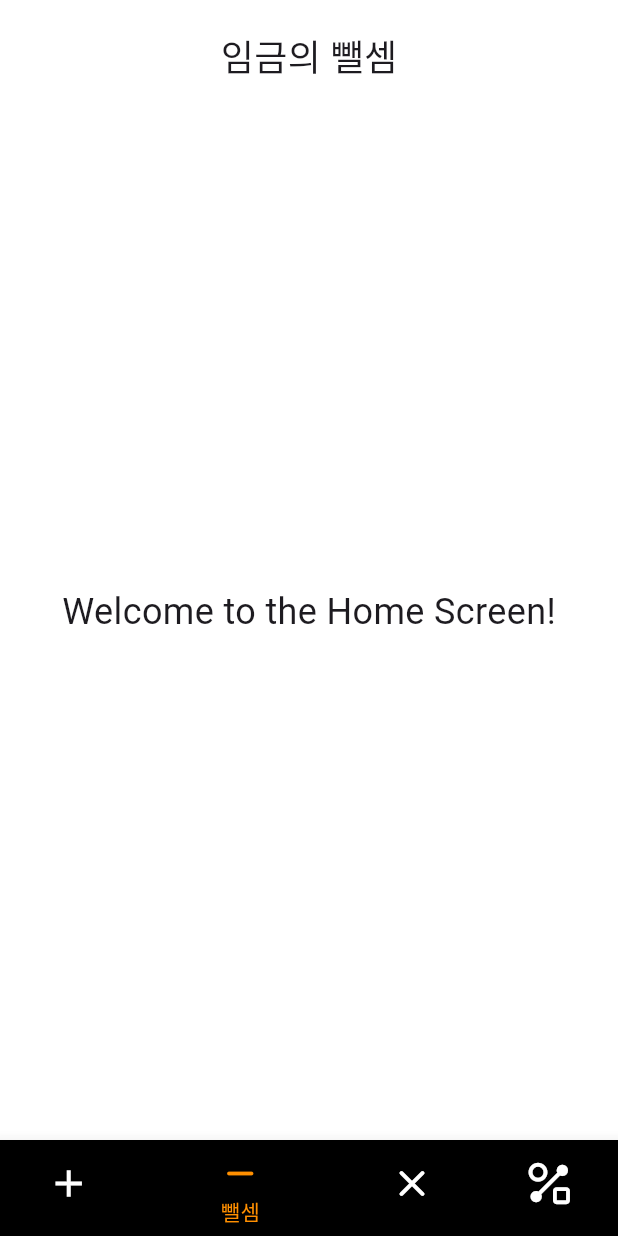
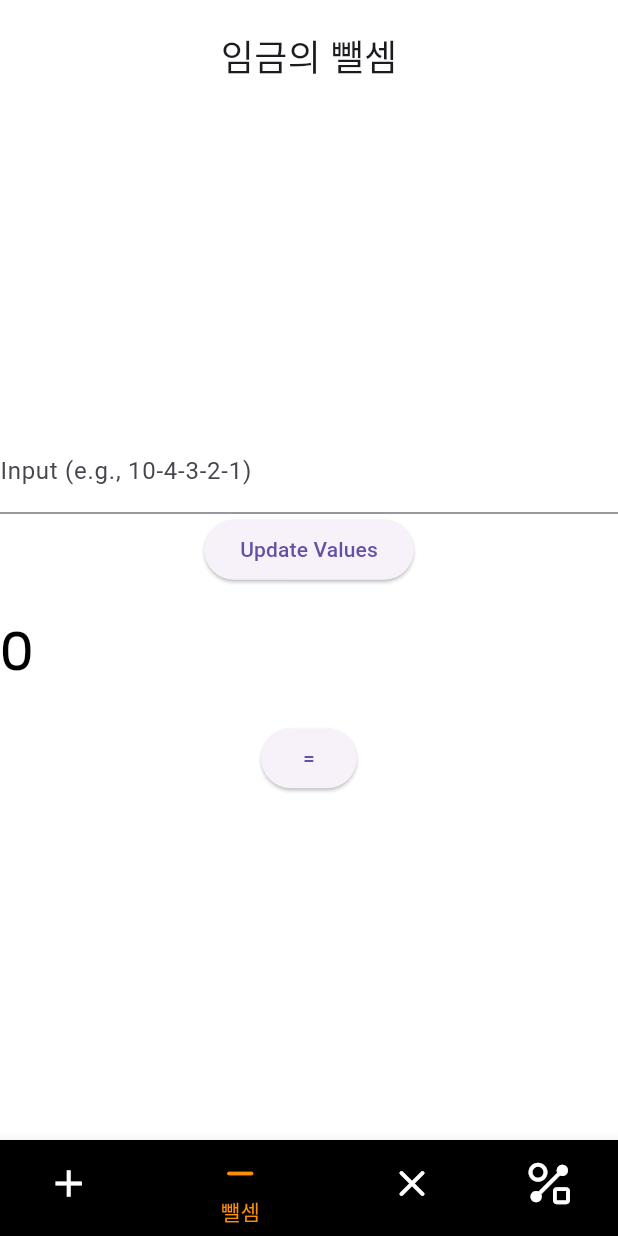
Before and after one commit to FlutterCalculat/Flutter, a Flutter app: the screen it shows after launch, item 2 of the bottom bar chosen, on a phone screen of 412 x 824 dp. Run offline on Flutter 3.47's test engine with Material 3 defaults, Android fonts, the phone set to English and light mode, and no system bars.

Commit message:
add subtraction function
feat: add subtraction functionality

```diff
--- /dev/null
+++ b/lib/subtraction/feature/substract_animator.dart
@@ -0,0 +1,163 @@
+import 'package:flutter/material.dart';
+
+class SubtractAnimator extends StatefulWidget {
+  const SubtractAnimator({super.key});
+
+  @override
+  _SubtractAnimatorState createState() => _SubtractAnimatorState();
+}
+
+class _SubtractAnimatorState extends State<SubtractAnimator>
+    with SingleTickerProviderStateMixin {
+  late AnimationController _controller;  // 애니메이션 컨트롤러
+  late Animation<double> _fadeAnimation;  // 페이드 애니메이션
+
+  List<int> numbers = [];  // 뺄셈에 사용할 숫자 리스트
+  List<String> formula = [];  // 수식 리스트
+  int currentResult = 0;  // 현재 계산 결과
+  int currentIndex = 0;  // 현재 애니메이션 인덱스
+  bool isAnimating = false;  // 애니메이션 진행 중인지 여부
+  bool isCompleted = false;  // 애니메이션이 완료되었는지 여부
+  final TextEditingController _inputController = TextEditingController();  // 입력 필드 컨트롤러
+
+  @override
+  void initState() {
+    super.initState();
+    _controller = AnimationController(
+      vsync: this,
+      duration: const Duration(seconds: 1),  // 애니메이션 지속 시간 설정
+    );
+    _fadeAnimation = CurvedAnimation(parent: _controller, curve: Curves.easeInOut);  // 부드러운 애니메이션 커브 설정
+  }
+
+  // 입력값을 업데이트하는 함수
+  void updateValues() {
+    setState(() {
+      final input = _inputController.text.trim();  // 입력값 가져오기
+      final values = input.split('-').map((e) => int.tryParse(e.trim()) ?? 0).toList();  // "-"를 기준으로 숫자 분리
+      if (values.isNotEmpty) {
+        currentResult = values.first;  // 첫 번째 값은 결과로 설정
+        numbers = values.sublist(1);  // 첫 번째 값을 제외한 나머지는 뺄셈 숫자로 설정
+        formula = ['${values.first}'] + values.sublist(1).map((e) => '-$e').toList();  // 수식 리스트 생성
+        currentIndex = 0;  // 인덱스 초기화
+        isCompleted = false;  // 애니메이션 완료 상태 초기화
+      }
+    });
+  }
+
+  // 애니메이션을 시작하는 함수
+  void startAnimation() {
+    if (currentIndex >= numbers.length) return;  // 모든 숫자가 처리되었으면 종료
+
+    setState(() {
+      isAnimating = true;  // 애니메이션 진행 중 상태 설정
+    });
+
+    // 애니메이션 실행 후 처리
+    _controller.forward(from: 0).then((_) {
+      setState(() {
+        currentResult -= numbers[currentIndex];  // 현재 숫자를 결과에서 빼기
+        formula.removeAt(currentIndex + 1);  // 수식에서 현재 숫자 제거
+        numbers.removeAt(currentIndex);  // 숫자 리스트에서 현재 숫자 제거
+        _controller.reset();  // 애니메이션 리셋
+      });
+
+      if (currentIndex < numbers.length) {
+        startAnimation();  // 계속 애니메이션 실행
+      } else {
+        setState(() {
+          isAnimating = false;  // 애니메이션 완료 상태 설정
+          isCompleted = true;  // 완료 상태 설정
+        });
+      }
+    });
+  }
+
+  @override
+  void dispose() {
+    _controller.dispose();  // ���니메이션 컨트롤러 해제
+    _inputController.dispose();  // 입력 필드 컨트롤러 해제
+    super.dispose();
+  }
+
+  @override
+  Widget build(BuildContext context) {
+    return Scaffold(
+      backgroundColor: Colors.white,
+      body: Center(
+        child: Column(
+          mainAxisAlignment: MainAxisAlignment.center,
+          children: [
+            // 입력 필드
+            TextField(
+              controller: _inputController,
+              decoration: const InputDecoration(labelText: 'Input (e.g., 10-4-3-2-1)'),
+              keyboardType: TextInputType.text,
+            ),
+            // 값 업데이트 버튼
+            ElevatedButton(
+              onPressed: isAnimating ? null : updateValues, // 애니메이션이 진행 중이면 버튼 비활성화
+              child: const Text('Update Values'),
+            ),
+            const SizedBox(height: 20),
+            // 결과 및 수식을 보여주는 애니메이션
+            AnimatedBuilder(
+              animation: _fadeAnimation,
+              builder: (context, child) {
+                return Row(
+                  mainAxisAlignment: MainAxisAlignment.center,
+                  children: [
+                    // 현재 결과 출력
+                    Expanded(
+                      child: SingleChildScrollView(
+                        scrollDirection: Axis.horizontal,
+                        child: Row(
+                          children: [
+                            Text(
+                              '$currentResult',
+                              style: TextStyle(
+                                fontSize: 36,
+                                fontWeight: FontWeight.bold,
+                                color: isCompleted ? Colors.green : Colors.black,  // 완료되면 초록색, 아니면 검정색
+                                fontFamily: 'NanumSquareRound',
+                              ),
+                            ),
+                            for (int i = 1; i < formula.length; i++) ...[
+                              Text(
+                                ' ${formula[i]}',
+                                style: TextStyle(
+                                  fontSize: 36,
+                                  fontWeight: FontWeight.bold,
+                                  color: i - 1 == currentIndex
+                                      ? Colors.red.withOpacity(1 - _fadeAnimation.value)  // 현재 인덱스에 해당하는 숫자는 빨간색으로 강조
+                                      : Colors.black,
+                                  fontFamily: 'NanumSquareRound',
+                                ),
+                              ),
+                            ],
+                          ],
+                        ),
+                      ),
+                    ),
+                  ],
+                );
+              },
+            ),
+            const SizedBox(height: 20),
+            // 애니메이션 시작 버튼
+            ElevatedButton(
+              onPressed: isAnimating ? null : startAnimation,  // 애니메이션이 진행 중이면 버튼 비활성화
+              child: const Text('='),
+            ),
+          ],
+        ),
+      ),
+    );
+  }
+}
+
+void main() {
+  runApp(const MaterialApp(
+    home: SubtractAnimator(),
+  ));
+}
--- a/lib/subtraction/screen/subtraction_screen.dart
+++ b/lib/subtraction/screen/subtraction_screen.dart
@@ -1,5 +1,7 @@
 import 'package:adder/view/custom_app_bar.dart';
 import 'package:flutter/material.dart';
+
+import '../feature/substract_animator.dart';
 
 class SubtractionScreen extends StatelessWidget {
   @override
@@ -10,12 +12,7 @@ class SubtractionScreen extends StatelessWidget {
         name: "임금",
         type: "뺄셈",
       ),
-      body: Center(
-        child: Text(
-          'Welcome to the Home Screen!',
-          style: TextStyle(fontSize: 24),
-        ),
-      ),
+      body: SubtractAnimator(),
     );
   }
 }
```
Also changed, not shown: pubspec.yaml (+12 -0 lines), font/NanumSquareRoundB.ttf (added), font/NanumSquareRoundEB.ttf (added), font/NanumSquareRoundL.ttf (added), font/NanumSquareRoundOTFB.otf (added), font/NanumSquareRoundOTFEB.otf (added), font/NanumSquareRoundOTFL.otf (added), font/NanumSquareRoundOTFR.otf (added), font/NanumSquareRoundR.ttf (added), 2 other files.
